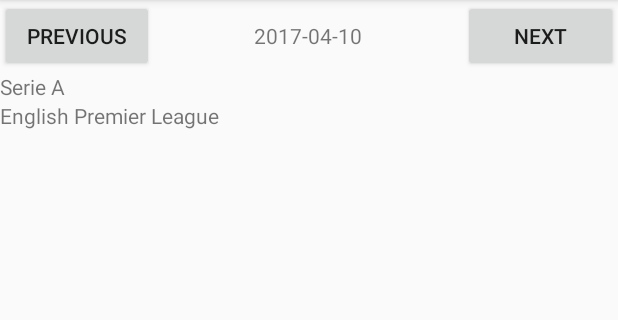
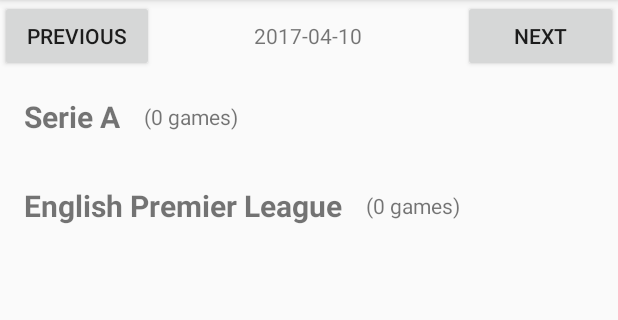
Before and after one commit to robbiestells/Ultras, an Android app: the screen it shows after launch (MainActivity), on a phone screen of 412 x 824 dp, the part 84-404 px from its top. Run offline under Robolectric (Android 15) with nearby library versions, the phone set to English and light mode, and no system bars; 17 statements that could not run were skipped.

Commit message:
style: fixture list style

```diff
--- a/app/src/main/java/com/perspective/prime/utras/ScoresFragment.java
+++ b/app/src/main/java/com/perspective/prime/utras/ScoresFragment.java
@@ -64,7 +64,7 @@ public class ScoresFragment extends Fragment {
     private ArrayList<Fixture> englishFixtures = new ArrayList<>();
     private ArrayList<Fixture> italianFixtures = new ArrayList<>();
     ListView fixtureList, italianList, germanList, englishList, spainList;
-    TextView dateFilter;
+    TextView dateFilter, italianGames, englishGames;
     ArrayAdapter<Fixture> fixtureAdapter;
     View rv;
     Button NextButton;
@@ -84,6 +84,8 @@ public class ScoresFragment extends Fragment {
 //        spainList = (ListView) rv.findViewById(R.id.S);
 
         dateFilter = (TextView) rv.findViewById(R.id.DateFilter);
+        italianGames = (TextView) rv.findViewById(R.id.italianGames);
+        englishGames = (TextView) rv.findViewById(R.id.englishGames);
 
         PreviousButton = (Button) rv.findViewById(R.id.PreviousButton);
         NextButton = (Button) rv.findViewById(R.id.NextButton);
@@ -158,6 +160,7 @@ public class ScoresFragment extends Fragment {
         if (italianFixtures.size() != 0) {
             italianList.setVisibility(View.VISIBLE);
             italianList.setAdapter(new FixtureAdapter(getActivity().getApplicationContext(), italianFixtures));
+
         } else {
             italianList.setVisibility(View.INVISIBLE);
         }
@@ -166,6 +169,18 @@ public class ScoresFragment extends Fragment {
             englishList.setAdapter(new FixtureAdapter(getActivity().getApplicationContext(), englishFixtures));
         } else {
             englishList.setVisibility(View.INVISIBLE);
+        }
+
+        if (italianFixtures.size() == 1) {
+            italianGames.setText("(" + italianFixtures.size() + " game)");
+        } else {
+            italianGames.setText("(" + italianFixtures.size() + " games)");
+        }
+
+        if (englishFixtures.size() == 1) {
+            englishGames.setText("(" + englishFixtures.size() + " game)");
+        } else {
+            englishGames.setText("(" + englishFixtures.size() + " games)");
         }
     }
 
--- a/app/src/main/res/layout/fragment_scores.xml
+++ b/app/src/main/res/layout/fragment_scores.xml
@@ -47,13 +47,29 @@
 
             <LinearLayout
                 android:layout_width="match_parent"
-                android:layout_height="match_parent"
+                android:layout_height="wrap_content"
                 android:orientation="vertical">
 
-                <TextView
+                <LinearLayout
                     android:layout_width="match_parent"
                     android:layout_height="wrap_content"
-                    android:text="Serie A" />
+                    android:orientation="horizontal">
+
+                    <TextView
+                        android:layout_width="wrap_content"
+                        android:layout_height="wrap_content"
+                        android:layout_margin="16dp"
+                        android:text="Serie A"
+                        android:textSize="20sp"
+                        android:textStyle="bold" />
+
+                    <TextView
+                        android:id="@+id/italianGames"
+                        android:layout_width="wrap_content"
+                        android:layout_height="wrap_content"
+                        android:layout_gravity="center"
+                        android:text="(4 games)" />
+                </LinearLayout>
 
 
                 <ListView
@@ -64,13 +80,29 @@
 
             <LinearLayout
                 android:layout_width="match_parent"
-                android:layout_height="match_parent"
+                android:layout_height="wrap_content"
                 android:orientation="vertical">
 
-                <TextView
+                <LinearLayout
                     android:layout_width="match_parent"
                     android:layout_height="wrap_content"
-                    android:text="English Premier League" />
+                    android:orientation="horizontal">
+
+                    <TextView
+                        android:layout_width="wrap_content"
+                        android:layout_height="wrap_content"
+                        android:layout_margin="16dp"
+                        android:text="English Premier League"
+                        android:textSize="20sp"
+                        android:textStyle="bold" />
+
+                    <TextView
+                        android:id="@+id/englishGames"
+                        android:layout_width="wrap_content"
+                        android:layout_height="wrap_content"
+                        android:layout_gravity="center"
+                        android:text="(4 games)" />
+                </LinearLayout>
 
                 <ListView
                     android:id="@+id/EnglishFixtureList"
```
